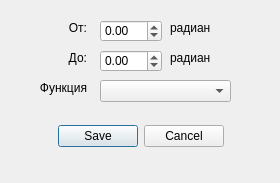
Before: the Qt Designer form Qt-task-1/DataPanelDialog.ui in ArtNlk/Qt-Polar-plotter, drawn with Qt 5.
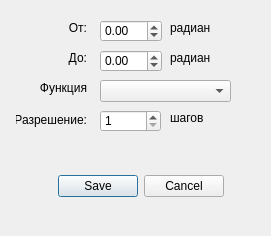
After: the same form once the commit is applied.

The edit to the form file:
```diff
--- a/Qt-task-1/DataPanelDialog.ui
+++ b/Qt-task-1/DataPanelDialog.ui
@@ -6,8 +6,8 @@
    <rect>
     <x>0</x>
     <y>0</y>
-    <width>280</width>
-    <height>183</height>
+    <width>271</width>
+    <height>236</height>
    </rect>
   </property>
   <property name="windowTitle">
@@ -17,7 +17,7 @@
    <property name="geometry">
     <rect>
      <x>10</x>
-     <y>120</y>
+     <y>170</y>
      <width>261</width>
      <height>32</height>
     </rect>
@@ -160,6 +160,51 @@
     <enum>QAbstractSpinBox::DefaultStepType</enum>
    </property>
   </widget>
+  <widget class="QLabel" name="label_6">
+   <property name="geometry">
+    <rect>
+     <x>16</x>
+     <y>110</y>
+     <width>71</width>
+     <height>20</height>
+    </rect>
+   </property>
+   <property name="text">
+    <string>Разрешение:</string>
+   </property>
+   <property name="alignment">
+    <set>Qt::AlignRight|Qt::AlignTrailing|Qt::AlignVCenter</set>
+   </property>
+  </widget>
+  <widget class="QLabel" name="label_7">
+   <property name="geometry">
+    <rect>
+     <x>170</x>
+     <y>110</y>
+     <width>47</width>
+     <height>16</height>
+    </rect>
+   </property>
+   <property name="text">
+    <string>шагов</string>
+   </property>
+  </widget>
+  <widget class="QSpinBox" name="resolutionSpinbox">
+   <property name="geometry">
+    <rect>
+     <x>100</x>
+     <y>110</y>
+     <width>61</width>
+     <height>22</height>
+    </rect>
+   </property>
+   <property name="minimum">
+    <number>1</number>
+   </property>
+   <property name="maximum">
+    <number>10000</number>
+   </property>
+  </widget>
  </widget>
  <resources/>
  <connections>
```
